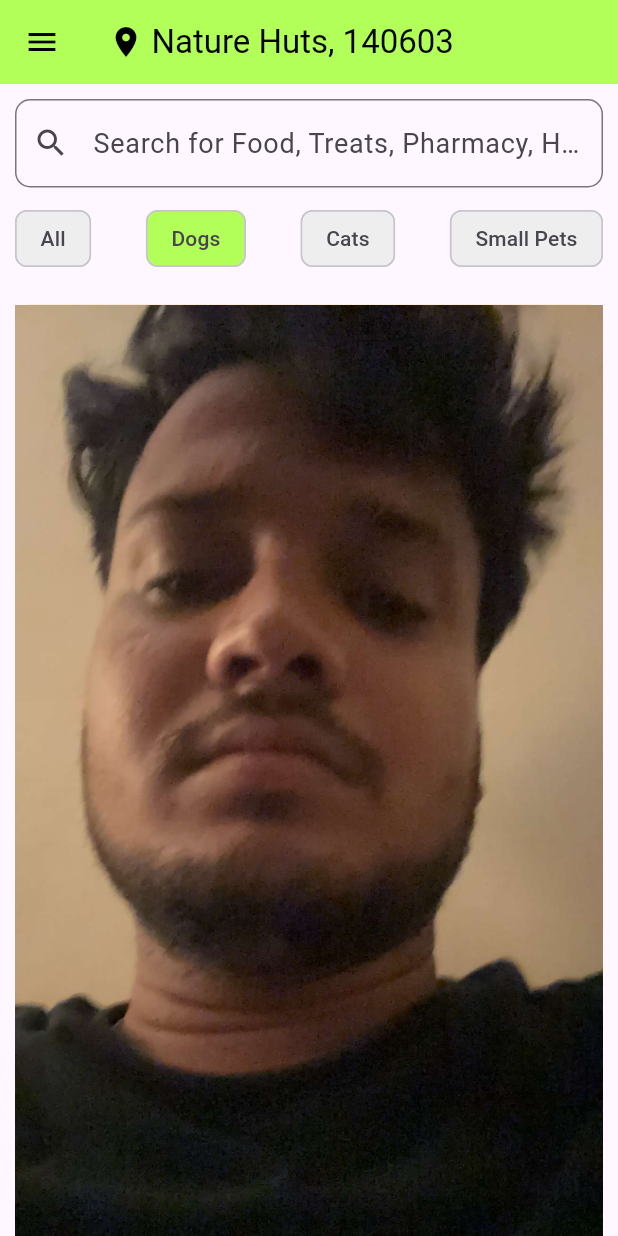
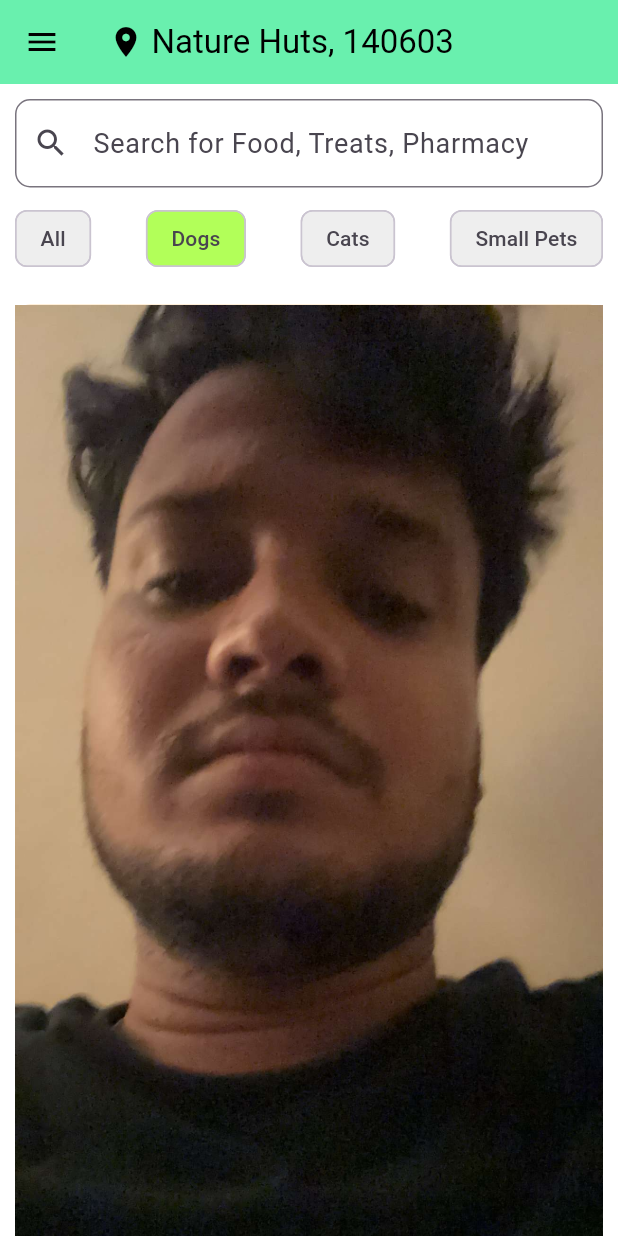
Before and after one commit to akp-dev2230/petmate, a Flutter app: the HomeScreen screen opened directly, on a phone screen of 412 x 824 dp. Run offline on Flutter 3.47's test engine with Material 3 defaults, Android fonts, the phone set to English and light mode, and no system bars; our stand-ins replace cloud_firestore, firebase_auth, firebase_core, get, lottie; accounts and stored records are empty.

Commit message:
forget password and views changes for every user.

```diff
--- a/lib/views/authentication_screen/loginscreen.dart
+++ b/lib/views/authentication_screen/loginscreen.dart
@@ -4,7 +4,7 @@ import 'package:petmate/commonwidgets/commonbutton.dart';
 import 'package:petmate/commonwidgets/commontextfield.dart';
 import 'package:petmate/views/authentication_screen/auth_service.dart';
 import 'package:petmate/views/authentication_screen/forgetpasswordscreen.dart';
-import 'package:petmate/views/landing_screen/landing1.dart';
+import 'package:petmate/views/landing_screen/landing.dart';
 
 
 class LoginScreen extends StatefulWidget {
@@ -28,7 +28,7 @@ class _LoginScreenState extends State<LoginScreen> {
         email: emailController.text,
         password: passController.text,
       ).then((value){
-        Navigator.pushReplacement(context, MaterialPageRoute(builder: (context)=>const First()));
+        Navigator.pushReplacement(context, MaterialPageRoute(builder: (context)=>const Landing()));
       });
     }catch(e){
       ScaffoldMessenger.of(context).showSnackBar(SnackBar(
--- a/lib/views/landing_screen/landing1.dart
+++ b/lib/views/landing_screen/home_screen.dart
@@ -4,80 +4,28 @@ import 'package:petmate/views/Clinic/clinic.dart';
 import 'package:petmate/views/Pharmacy/pharmacy.dart';
 import 'package:petmate/views/Userinfo/accountinfo.dart';
 import 'package:petmate/views/authentication_screen/loginscreen.dart';
-import 'package:petmate/views/categories/options.dart';
+import 'package:petmate/views/categories/category_screen.dart';
 
-class First extends StatefulWidget {
-  const First({super.key});
+class HomeScreen extends StatefulWidget {
+  const HomeScreen({super.key});
 
   @override
-  State<First> createState() => _FirstState();
+  State<HomeScreen> createState() => _HomeScreenState();
 }
 
-class _FirstState extends State<First> {
-  int _selectedIndex = 0; // Keeps track of the selected tab
+class _HomeScreenState extends State<HomeScreen> {
 
-  // List of Screens for Bottom Navigation
-  final List<Widget> _pages = [
-    HomeScreen(),
-    const Options(), // Categories screen
-    const Pharmacy(), // Placeholder for Offer Zone
-    const Clinic(), // Placeholder for Pharmacy
-    const Accountinfo(),
-  ];
-
-  void _onItemTapped(int index) {
-    setState(() {
-      _selectedIndex = index; // Update selected tab
-    });
-  }
-
-  @override
-  void initState() {
-    super.initState();
-
-    // Listen for authentication state changes
-    FirebaseAuth.instance.authStateChanges().listen((User? user) {
-      if (user == null && mounted) {
-        // Navigate to login screen if user is logged out
-        Navigator.pushReplacement(
-          context,
-          MaterialPageRoute(builder: (context) => const LoginScreen()),
-        );
-      }
-    });
-  }
+  final drawerIconList = [Icons.home, Icons.category, Icons.local_offer, Icons.local_pharmacy, Icons.person];
+  final drawerIconName = ['Home', 'Categories', 'Offer Zone', 'Pharmacy', 'Account'];
 
   @override
   Widget build(BuildContext context) {
     return Scaffold(
-      body: _pages[_selectedIndex], // Display selected page
-      bottomNavigationBar: BottomNavigationBar(
-        type: BottomNavigationBarType.fixed,
-        selectedItemColor: Colors.orange,
-        unselectedItemColor: Colors.grey,
-        currentIndex: _selectedIndex,
-        onTap: _onItemTapped,
-        items: [
-          BottomNavigationBarItem(icon: Icon(Icons.home), label: "Home"),
-          BottomNavigationBarItem(icon: Icon(Icons.category), label: "Categories"),
-          BottomNavigationBarItem(icon: Icon(Icons.local_pharmacy), label: "Pharmacy"),
-          BottomNavigationBarItem(icon: Icon(Icons.add_rounded), label: "Clinic"),
-          BottomNavigationBarItem(icon: Icon(Icons.person), label: "Account"),
-        ],
-      ),
-    );
-  }
-}
-
-// Main Home Screen
-class HomeScreen extends StatelessWidget {
-  @override
-  Widget build(BuildContext context) {
-    return Scaffold(
+      backgroundColor: Theme.of(context).appBarTheme.backgroundColor,
       appBar: AppBar(
-        backgroundColor: Colors.lightGreenAccent,
+        backgroundColor: Colors.greenAccent,
         elevation: 0,
-        title: Row(
+        title: const Row(
           children: [
             Icon(Icons.location_on, color: Colors.black),
             SizedBox(width: 5),
@@ -86,43 +34,29 @@ class HomeScreen extends StatelessWidget {
         ),
       ),
       drawer: Drawer(
+        backgroundColor: Theme.of(context).appBarTheme.backgroundColor,
         child: ListView(
           padding: EdgeInsets.zero,
           children: [
-            DrawerHeader(
-              decoration: BoxDecoration(color: Colors.lightGreenAccent),
+            const DrawerHeader(
+              decoration: BoxDecoration(color: Colors.greenAccent),
               child: Text('Menu', style: TextStyle(fontSize: 24, fontWeight: FontWeight.bold)),
             ),
-            ListTile(
-              leading: Icon(Icons.home),
-              title: Text('Home'),
-              onTap: () {},
-            ),
-            ListTile(
-              leading: Icon(Icons.category),
-              title: Text('Categories'),
-              onTap: () {
-                Navigator.pushReplacement(context, MaterialPageRoute(builder: (context) => const Options()));
+            ListView.builder(
+              shrinkWrap: true,
+              physics: const NeverScrollableScrollPhysics(),
+              itemCount: drawerIconName.length,
+              itemBuilder: (BuildContext context, int index){
+                return ListTile(
+                  leading: Icon(drawerIconList[index]),
+                  title: Text(drawerIconName[index], style: Theme.of(context).textTheme.bodyLarge,),
+                  onTap: (){},
+                );
               },
             ),
             ListTile(
-              leading: Icon(Icons.local_offer),
-              title: Text('Offer Zone'),
-              onTap: () {},
-            ),
-            ListTile(
-              leading: Icon(Icons.local_pharmacy),
-              title: Text('Pharmacy'),
-              onTap: () {},
-            ),
-            ListTile(
-              leading: Icon(Icons.person),
-              title: Text('Account'),
-              onTap: () {},
-            ),
-            ListTile(
-              leading: Icon(Icons.logout),
-              title: Text('Logout'),
+              leading: const Icon(Icons.logout),
+              title: Text('Logout', style: Theme.of(context).textTheme.bodyLarge,),
               onTap: () async {
                 await FirebaseAuth.instance.signOut().then((value) {
                   Navigator.pushReplacement(context, MaterialPageRoute(builder: (context) => const LoginScreen()));
@@ -137,17 +71,17 @@ class HomeScreen extends StatelessWidget {
           crossAxisAlignment: CrossAxisAlignment.start,
           children: [
             Padding(
-              padding: EdgeInsets.all(10),
+              padding: const EdgeInsets.all(10),
               child: TextField(
                 decoration: InputDecoration(
-                  hintText: "Search for Food, Treats, Pharmacy, Henlo",
-                  prefixIcon: Icon(Icons.search),
+                  hintText: "Search for Food, Treats, Pharmacy",
+                  prefixIcon: const Icon(Icons.search),
                   border: OutlineInputBorder(borderRadius: BorderRadius.circular(10)),
                 ),
               ),
             ),
             Padding(
-              padding: EdgeInsets.symmetric(horizontal: 10),
+              padding: const EdgeInsets.symmetric(horizontal: 10),
               child: Row(
                 mainAxisAlignment: MainAxisAlignment.spaceBetween,
                 children: [
@@ -174,7 +108,6 @@ class HomeScreen extends StatelessWidget {
   }
 }
 
-// CategoryChip Widget
 class CategoryChip extends StatelessWidget {
   final String label;
   final bool isSelected;
--- a/pubspec.yaml
+++ b/pubspec.yaml
@@ -38,6 +38,7 @@ dependencies:
   firebase_core:
   firebase_auth:
   cloud_firestore:
+  get:
   lottie:
   intl_phone_field:
   pinput:
```
Also changed, not shown: lib/Services/firestore_services.dart (added, +9 -0 lines), lib/commonwidgets/commoncatg.dart (+7 -10 lines), lib/controllers/product_controller.dart (added, +50 -0 lines), lib/main.dart (+4 -3 lines), lib/views/categories/category_item.dart (added, +90 -0 lines), lib/views/categories/category_screen.dart (added, +69 -0 lines), lib/views/categories/item_detail.dart (added, +40 -0 lines), lib/views/categories/options.dart (deleted, +0 -121 lines), lib/views/landing_screen/landing.dart (added, +71 -0 lines), pubspec.lock.
